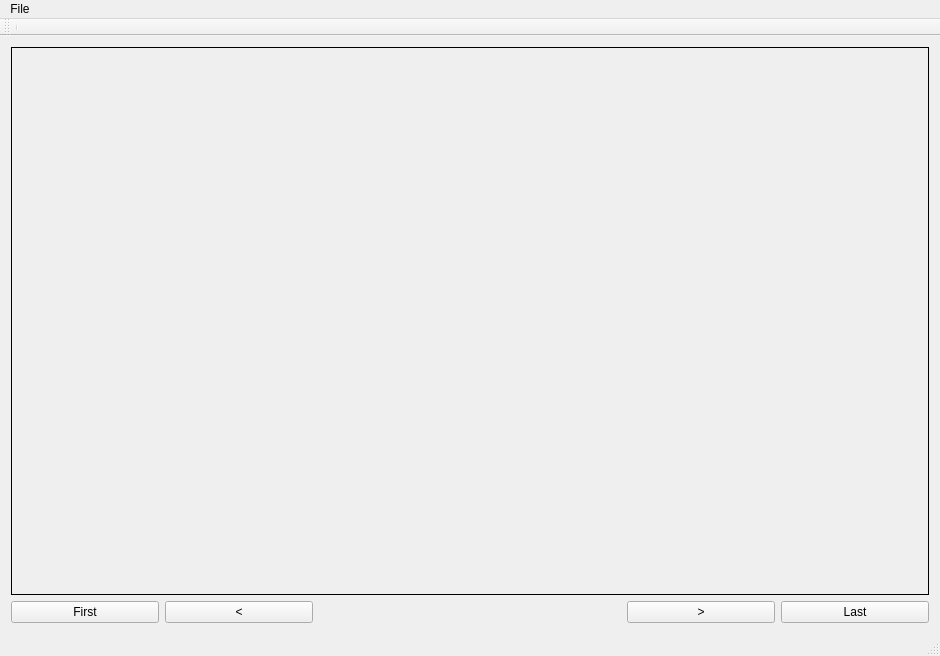
This is ComicBookReader/mainwindow.ui in AntoineXCC/CBR_IN204 as Qt 5 draws it before an edit. The edited form follows.
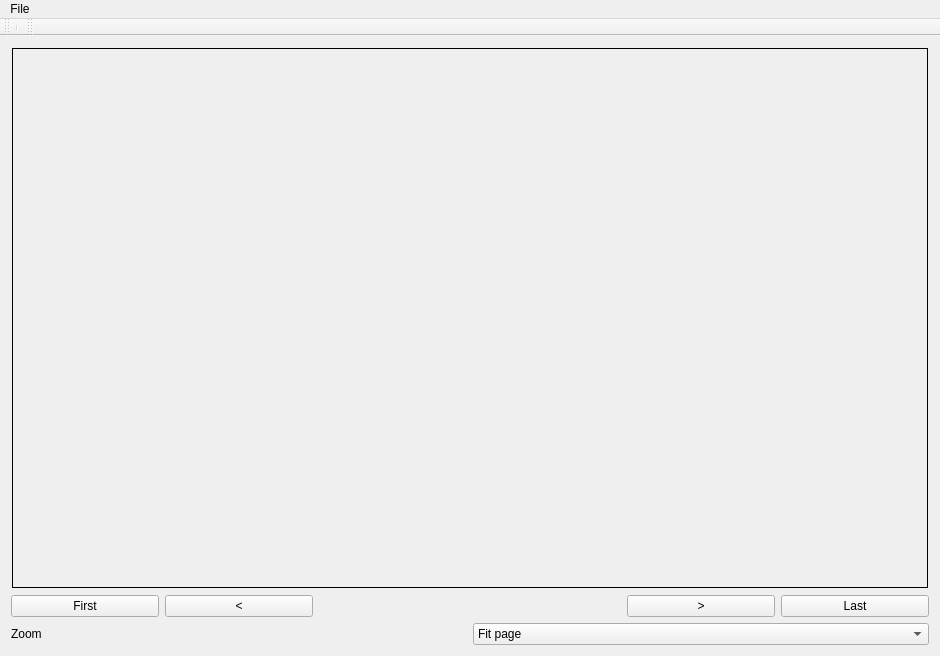
This is the edited form.

Commit message: Ajout d'une fonctionnalité de zoom en utilisant uniquement Qt, non fonctionnelle à terminer

Patch:
```diff
--- a/ComicBookReader/mainwindow.ui
+++ b/ComicBookReader/mainwindow.ui
@@ -31,22 +31,65 @@
    </property>
    <layout class="QVBoxLayout" name="verticalLayout">
     <item>
-     <widget class="QLabel" name="screen">
-      <property name="sizePolicy">
-       <sizepolicy hsizetype="MinimumExpanding" vsizetype="MinimumExpanding">
-        <horstretch>0</horstretch>
-        <verstretch>0</verstretch>
-       </sizepolicy>
-      </property>
+     <widget class="QScrollArea" name="scrollArea">
       <property name="frameShape">
-       <enum>QFrame::Box</enum>
+       <enum>QFrame::NoFrame</enum>
       </property>
-      <property name="text">
-       <string/>
+      <property name="sizeAdjustPolicy">
+       <enum>QAbstractScrollArea::AdjustIgnored</enum>
       </property>
-      <property name="alignment">
-       <set>Qt::AlignCenter</set>
+      <property name="widgetResizable">
+       <bool>true</bool>
       </property>
+      <widget class="QWidget" name="scrollAreaWidgetContents">
+       <property name="geometry">
+        <rect>
+         <x>0</x>
+         <y>0</y>
+         <width>922</width>
+         <height>539</height>
+        </rect>
+       </property>
+       <layout class="QGridLayout" name="gridLayout">
+        <property name="leftMargin">
+         <number>1</number>
+        </property>
+        <property name="topMargin">
+         <number>1</number>
+        </property>
+        <property name="rightMargin">
+         <number>1</number>
+        </property>
+        <property name="bottomMargin">
+         <number>1</number>
+        </property>
+        <item row="6" column="0">
+         <widget class="QLabel" name="screen">
+          <property name="sizePolicy">
+           <sizepolicy hsizetype="Expanding" vsizetype="Ignored">
+            <horstretch>0</horstretch>
+            <verstretch>0</verstretch>
+           </sizepolicy>
+          </property>
+          <property name="minimumSize">
+           <size>
+            <width>0</width>
+            <height>0</height>
+           </size>
+          </property>
+          <property name="frameShape">
+           <enum>QFrame::Box</enum>
+          </property>
+          <property name="text">
+           <string/>
+          </property>
+          <property name="alignment">
+           <set>Qt::AlignCenter</set>
+          </property>
+         </widget>
+        </item>
+       </layout>
+      </widget>
      </widget>
     </item>
     <item>
@@ -155,6 +198,52 @@
       </item>
      </layout>
     </item>
+    <item>
+     <layout class="QHBoxLayout" name="horizontalLayout_5">
+      <item>
+       <widget class="QLabel" name="label">
+        <property name="text">
+         <string>Zoom</string>
+        </property>
+       </widget>
+      </item>
+      <item>
+       <widget class="QComboBox" name="comboBox">
+        <property name="currentIndex">
+         <number>4</number>
+        </property>
+        <property name="maxVisibleItems">
+         <number>10</number>
+        </property>
+        <item>
+         <property name="text">
+          <string>200 %</string>
+         </property>
+        </item>
+        <item>
+         <property name="text">
+          <string>100 %</string>
+         </property>
+        </item>
+        <item>
+         <property name="text">
+          <string>50 %</string>
+         </property>
+        </item>
+        <item>
+         <property name="text">
+          <string>Fit width</string>
+         </property>
+        </item>
+        <item>
+         <property name="text">
+          <string>Fit page</string>
+         </property>
+        </item>
+       </widget>
+      </item>
+     </layout>
+    </item>
    </layout>
   </widget>
   <widget class="QMenuBar" name="menuBar">
@@ -192,7 +281,17 @@
    </attribute>
    <addaction name="separator"/>
   </widget>
-  <widget class="QStatusBar" name="statusBar"/>
+  <widget class="QToolBar" name="toolBar">
+   <property name="windowTitle">
+    <string>toolBar</string>
+   </property>
+   <attribute name="toolBarArea">
+    <enum>TopToolBarArea</enum>
+   </attribute>
+   <attribute name="toolBarBreak">
+    <bool>false</bool>
+   </attribute>
+  </widget>
   <action name="actionOpen">
    <property name="text">
     <string>Open</string>
```
The commit also changes 8 other files.
